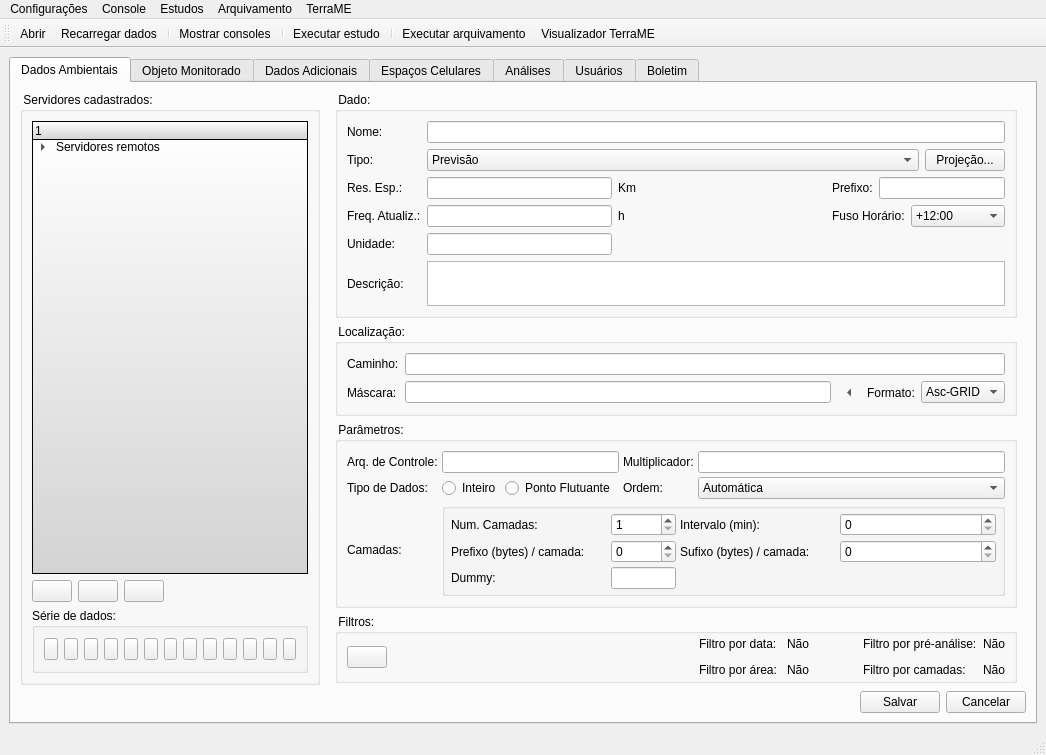
Before: the Qt Designer form src/terrama2/gui/config/ui/MainDialogForm.ui in TerraMA2/terrama2, drawn with Qt 5.
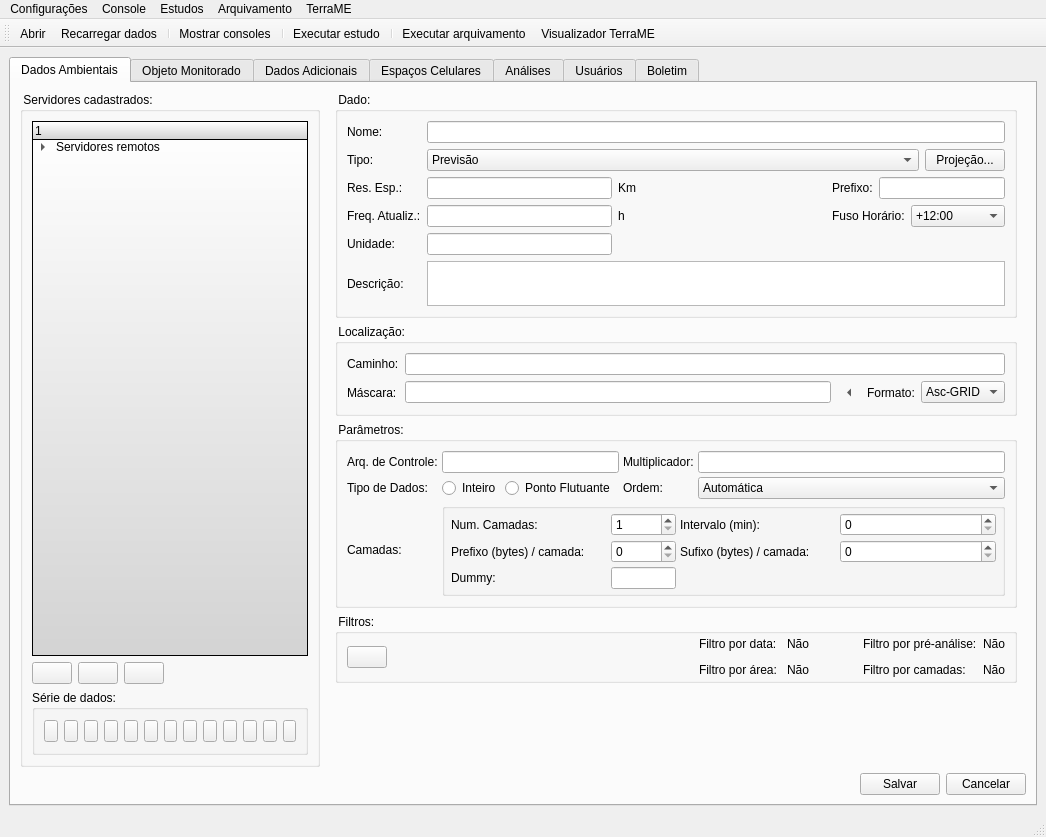
After: the same form once the commit is applied. Icons and pictures are not drawn.

What changed in the file:
```diff
--- a/src/terrama2/gui/config/ui/MainDialogForm.ui
+++ b/src/terrama2/gui/config/ui/MainDialogForm.ui
@@ -7,7 +7,7 @@
     <x>0</x>
     <y>0</y>
     <width>1046</width>
-    <height>716</height>
+    <height>837</height>
    </rect>
   </property>
   <property name="windowTitle">
```
Left out of the diff: 462 changed lines with no effect on the pictures.
